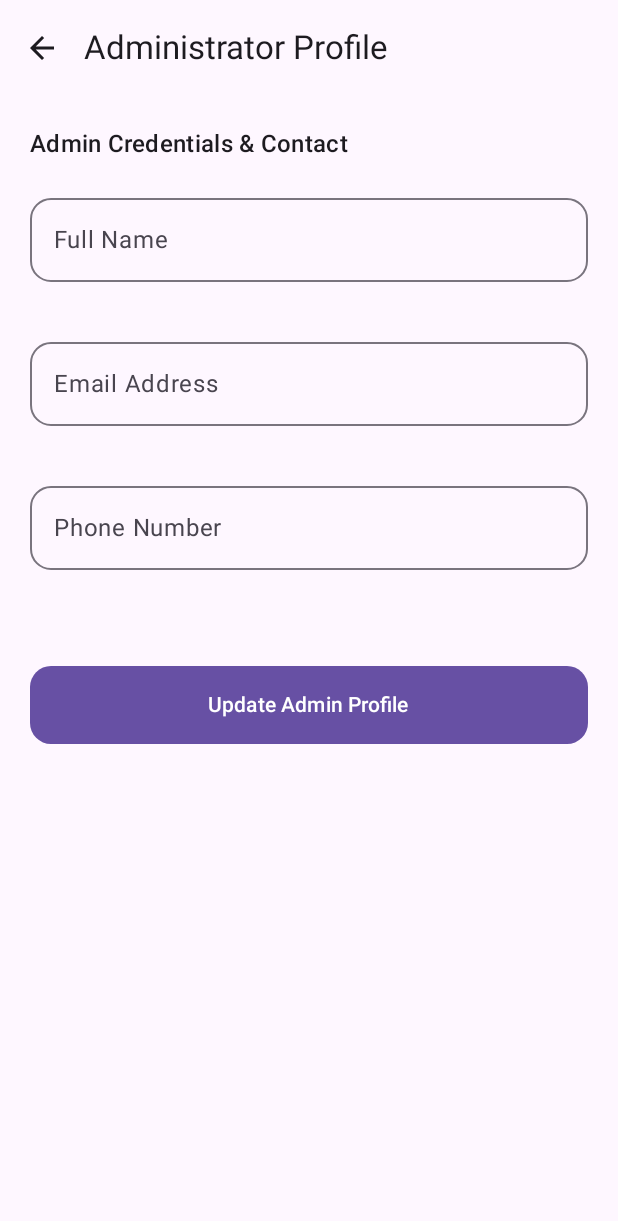
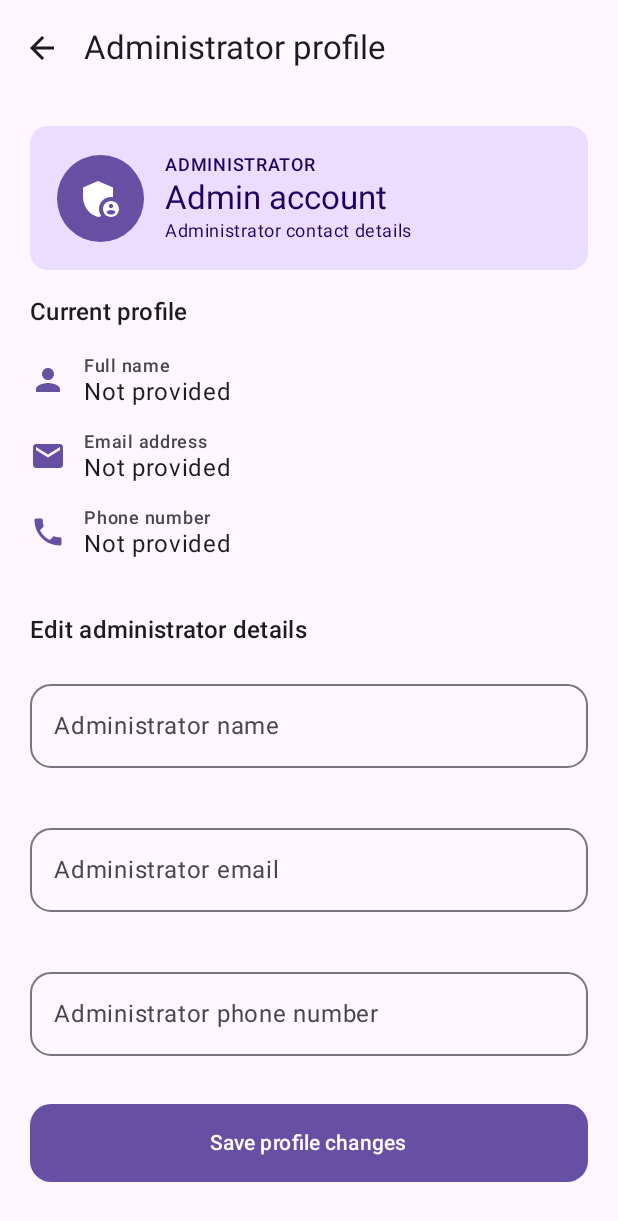
Before and after one commit to KaburaKimani/BursaryAid, an Android app built with Jetpack Compose: the AdminProfileScreen screen opened through its navigation route, on a phone screen of 412 x 824 dp. Shown: the top 1221 px of the screen. Run offline under Robolectric (Android 15) with nearby library versions, the phone set to English and light mode, and no system bars; our stand-ins replace Room's generated code; 3 statements that could not run were skipped.

Commit message:
Create dedicated administrator profile screen

```diff
--- a/app/src/main/java/com/example/bursaryaid/feature/admin/ui/AdminProfileScreen.kt
+++ b/app/src/main/java/com/example/bursaryaid/feature/admin/ui/AdminProfileScreen.kt
@@ -1,16 +1,27 @@
 package com.example.bursaryaid.feature.admin.ui
 
+import androidx.compose.foundation.background
 import androidx.compose.foundation.layout.Arrangement
+import androidx.compose.foundation.layout.Box
 import androidx.compose.foundation.layout.Column
+import androidx.compose.foundation.layout.Row
 import androidx.compose.foundation.layout.Spacer
 import androidx.compose.foundation.layout.fillMaxSize
 import androidx.compose.foundation.layout.fillMaxWidth
 import androidx.compose.foundation.layout.height
 import androidx.compose.foundation.layout.padding
+import androidx.compose.foundation.layout.size
 import androidx.compose.foundation.rememberScrollState
+import androidx.compose.foundation.shape.CircleShape
 import androidx.compose.foundation.verticalScroll
 import androidx.compose.material.icons.Icons
 import androidx.compose.material.icons.automirrored.filled.ArrowBack
+import androidx.compose.material.icons.filled.AdminPanelSettings
+import androidx.compose.material.icons.filled.Email
+import androidx.compose.material.icons.filled.Person
+import androidx.compose.material.icons.filled.Phone
+import androidx.compose.material3.Card
+import androidx.compose.material3.CardDefaults
 import androidx.compose.material3.ExperimentalMaterial3Api
 import androidx.compose.material3.Icon
 import androidx.compose.material3.IconButton
@@ -21,7 +32,9 @@ import androidx.compose.material3.Text
 import androidx.compose.material3.TopAppBar
 import androidx.compose.runtime.Composable
 import androidx.compose.runtime.LaunchedEffect
+import androidx.compose.ui.Alignment
 import androidx.compose.ui.Modifier
+import androidx.compose.ui.draw.clip
 import androidx.compose.ui.unit.dp
 import com.example.bursaryaid.feature.admin.viewmodel.AdminProfileViewModel
 import com.example.bursaryaid.ui.components.AppButton
@@ -36,10 +49,8 @@ fun AdminProfileScreen(
     onProfileSaved: () -> Unit,
     onBack: () -> Unit
 ) {
-    val state = viewModel
-
-    LaunchedEffect(state.isSaved) {
-        if (state.isSaved) {
+    LaunchedEffect(viewModel.isSaved) {
+        if (viewModel.isSaved) {
             viewModel.consumeSaved()
             onProfileSaved()
         }
@@ -48,7 +59,7 @@ fun AdminProfileScreen(
     Scaffold(
         topBar = {
             TopAppBar(
-                title = { Text("Administrator Profile") },
+                title = { Text("Administrator profile") },
                 navigationIcon = {
                     IconButton(onClick = onBack) {
                         Icon(Icons.AutoMirrored.Filled.ArrowBack, contentDescription = "Back")
@@ -58,41 +69,78 @@ fun AdminProfileScreen(
         }
     ) { padding ->
         Column(
-            modifier = Modifier
-                .padding(padding)
-                .fillMaxSize()
-                .verticalScroll(rememberScrollState())
-                .padding(20.dp),
+            modifier = Modifier.fillMaxSize().padding(padding)
+                .verticalScroll(rememberScrollState()).padding(20.dp),
             verticalArrangement = Arrangement.spacedBy(16.dp)
         ) {
-            if (state.isLoading) LinearProgressIndicator(Modifier.fillMaxWidth())
+            Card(
+                colors = CardDefaults.cardColors(containerColor = MaterialTheme.colorScheme.primaryContainer),
+                modifier = Modifier.fillMaxWidth()
+            ) {
+                Row(
+                    modifier = Modifier.fillMaxWidth().padding(18.dp),
+                    verticalAlignment = Alignment.CenterVertically,
+                    horizontalArrangement = Arrangement.spacedBy(14.dp)
+                ) {
+                    Box(
+                        modifier = Modifier.size(58.dp).clip(CircleShape).background(MaterialTheme.colorScheme.primary),
+                        contentAlignment = Alignment.Center
+                    ) {
+                        Icon(Icons.Default.AdminPanelSettings, contentDescription = null,
+                            tint = MaterialTheme.colorScheme.onPrimary, modifier = Modifier.size(32.dp))
+                    }
+                    Column {
+                        Text("ADMINISTRATOR", style = MaterialTheme.typography.labelMedium,
+                            color = MaterialTheme.colorScheme.onPrimaryContainer)
+                        Text(viewModel.fullName.ifBlank { "Admin account" },
+                            style = MaterialTheme.typography.titleLarge,
+                            color = MaterialTheme.colorScheme.onPrimaryContainer)
+                        Text("Administrator contact details",
+                            style = MaterialTheme.typography.bodySmall,
+                            color = MaterialTheme.colorScheme.onPrimaryContainer)
+                    }
+                }
+            }
 
-            ErrorMessage(state.errorMessage)
-            SuccessMessage(state.successMessage)
+            if (viewModel.isLoading) LinearProgressIndicator(Modifier.fillMaxWidth())
+            ErrorMessage(viewModel.errorMessage)
+            SuccessMessage(viewModel.successMessage)
 
-            Text("Admin Credentials & Contact", style = MaterialTheme.typography.titleMedium)
-            AppTextField(
-                value = state.fullName,
-                onValueChange = viewModel::onFullNameChanged,
-                label = "Full Name"
-            )
-            AppTextField(
-                value = state.email,
-                onValueChange = viewModel::onEmailChanged,
-                label = "Email Address"
-            )
-            AppTextField(
-                value = state.phoneNumber,
-                onValueChange = viewModel::onPhoneNumberChanged,
-                label = "Phone Number"
-            )
+            Text("Current profile", style = MaterialTheme.typography.titleMedium)
+            ProfileValue(Icons.Default.Person, "Full name", viewModel.fullName)
+            ProfileValue(Icons.Default.Email, "Email address", viewModel.email)
+            ProfileValue(Icons.Default.Phone, "Phone number", viewModel.phoneNumber)
 
-            Spacer(Modifier.height(16.dp))
-            AppButton(
-                text = "Update Admin Profile",
-                isLoading = state.isLoading,
-                onClick = viewModel::saveProfile
-            )
+            Spacer(Modifier.height(4.dp))
+            Text("Edit administrator details", style = MaterialTheme.typography.titleMedium)
+            AppTextField(value = viewModel.fullName, onValueChange = viewModel::onFullNameChanged,
+                label = "Administrator name")
+            AppTextField(value = viewModel.email, onValueChange = viewModel::onEmailChanged,
+                label = "Administrator email")
+            AppTextField(value = viewModel.phoneNumber, onValueChange = viewModel::onPhoneNumberChanged,
+                label = "Administrator phone number")
+            AppButton(text = "Save profile changes", isLoading = viewModel.isLoading,
+                onClick = viewModel::saveProfile)
         }
     }
 }
+
+@Composable
+private fun ProfileValue(
+    icon: androidx.compose.ui.graphics.vector.ImageVector,
+    label: String,
+    value: String
+) {
+    Row(
+        modifier = Modifier.fillMaxWidth(),
+        horizontalArrangement = Arrangement.spacedBy(12.dp),
+        verticalAlignment = Alignment.CenterVertically
+    ) {
+        Icon(icon, contentDescription = null, tint = MaterialTheme.colorScheme.primary)
+        Column {
+            Text(label, style = MaterialTheme.typography.labelMedium,
+                color = MaterialTheme.colorScheme.onSurfaceVariant)
+            Text(value.ifBlank { "Not provided" }, style = MaterialTheme.typography.bodyLarge)
+        }
+    }
+}
```
